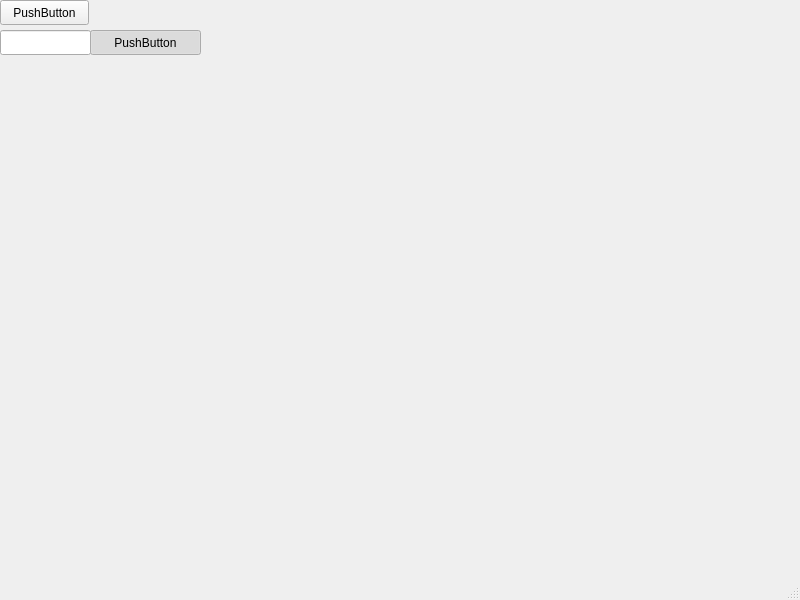
This is qtlearnings/paramconfig/mainwindow.ui in ldhshao/mylearnings as Qt 5 draws it before an edit. The edited form follows.
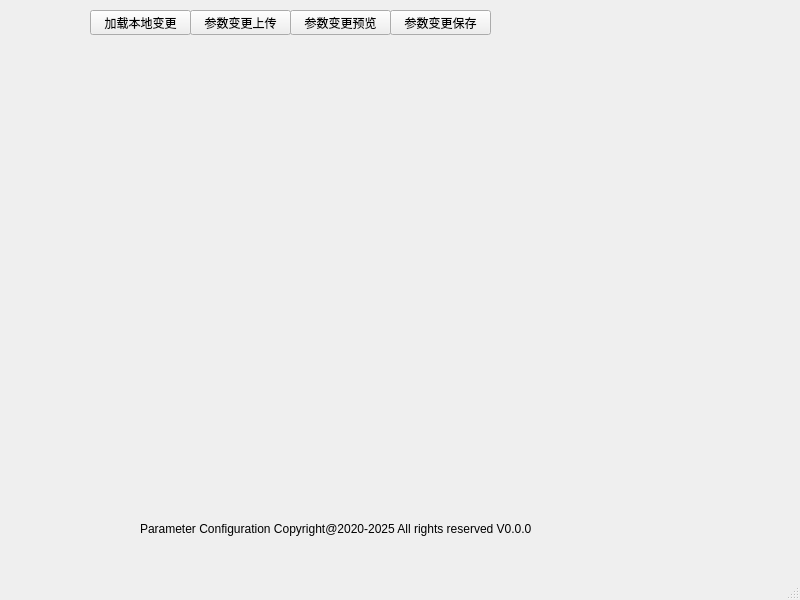
This is the edited form. Custom widgets are drawn as their Qt base class.

Commit message: paramconfig:1)show main UI             2)show device config UI(preview/edit)

```diff
--- a/qtlearnings/paramconfig/mainwindow.ui
+++ b/qtlearnings/paramconfig/mainwindow.ui
@@ -17,77 +17,69 @@
    <string notr="true"/>
   </property>
   <widget class="QWidget" name="centralwidget">
-   <widget class="QWidget" name="horizontalLayoutWidget">
+   <widget class="QPushButton" name="pushButton_load">
     <property name="geometry">
      <rect>
       <x>90</x>
-      <y>0</y>
-      <width>651</width>
-      <height>31</height>
+      <y>10</y>
+      <width>101</width>
+      <height>25</height>
      </rect>
     </property>
-    <layout class="QHBoxLayout" name="horizontalLayout"/>
+    <property name="text">
+     <string>加载本地变更</string>
+    </property>
    </widget>
-   <widget class="QWidget" name="verticalLayoutWidget">
+   <widget class="QPushButton" name="pushButton_send">
     <property name="geometry">
      <rect>
-      <x>10</x>
-      <y>30</y>
-      <width>81</width>
-      <height>121</height>
+      <x>190</x>
+      <y>10</y>
+      <width>101</width>
+      <height>25</height>
      </rect>
     </property>
-    <layout class="QVBoxLayout" name="verticalLayout"/>
-   </widget>
-   <widget class="QPushButton" name="pushButton">
-    <property name="enabled">
-     <bool>true</bool>
+    <property name="text">
+     <string>参数变更上传</string>
     </property>
+   </widget>
+   <widget class="QPushButton" name="pushButton_preview">
     <property name="geometry">
      <rect>
-      <x>0</x>
-      <y>0</y>
-      <width>89</width>
+      <x>290</x>
+      <y>10</y>
+      <width>101</width>
       <height>25</height>
      </rect>
     </property>
     <property name="text">
-     <string>PushButton</string>
+     <string>参数变更预览</string>
     </property>
-    <property name="checkable">
-     <bool>true</bool>
-    </property>
    </widget>
-   <widget class="CDevPointEdit" name="lineEdit">
+   <widget class="QPushButton" name="pushButton_save">
     <property name="geometry">
      <rect>
-      <x>0</x>
-      <y>30</y>
-      <width>91</width>
+      <x>390</x>
+      <y>10</y>
+      <width>101</width>
       <height>25</height>
      </rect>
     </property>
-   </widget>
-   <widget class="QPushButton" name="pushButton_2">
-    <property name="enabled">
-     <bool>true</bool>
+    <property name="text">
+     <string>参数变更保存</string>
     </property>
+   </widget>
+   <widget class="QLabel" name="label_copyright">
     <property name="geometry">
      <rect>
-      <x>90</x>
-      <y>30</y>
-      <width>111</width>
-      <height>25</height>
+      <x>140</x>
+      <y>520</y>
+      <width>511</width>
+      <height>17</height>
      </rect>
     </property>
     <property name="text">
-     <string>PushButton</string>
-    </property>
-    <property name="checkable">
-     <bool>true</bool>
-    </property>
-    <property name="checked">
-     <bool>true</bool>
+     <string>Parameter Configuration Copyright@2020-2025 All rights reserved V0.0.0</string>
     </property>
    </widget>
   </widget>
@@ -103,13 +95,6 @@
   </widget>
   <widget class="QStatusBar" name="statusbar"/>
  </widget>
- <customwidgets>
-  <customwidget>
-   <class>CDevPointEdit</class>
-   <extends>QLineEdit</extends>
-   <header>cdevpointedit.h</header>
-  </customwidget>
- </customwidgets>
  <resources/>
  <connections/>
 </ui>
```
The commit also changes 18 other files.
